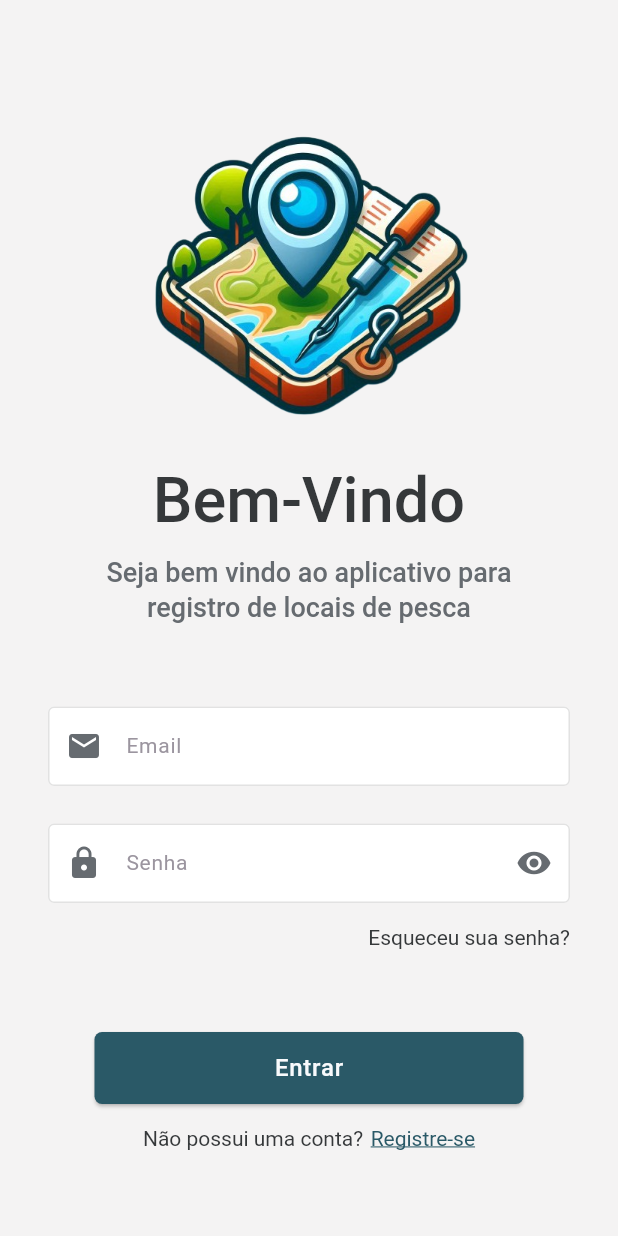
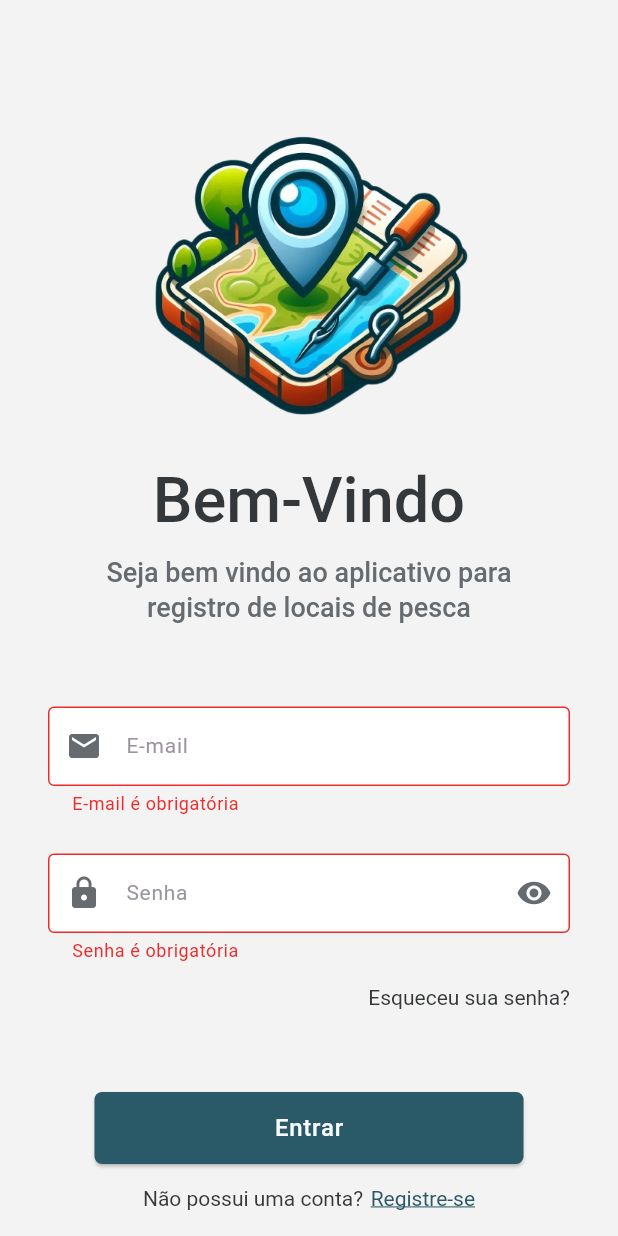
Before and after one commit to gbramoura/fishspot_app, a Flutter app: the screen it shows after launch, after a tap on "Entrar", on a phone screen of 412 x 824 dp. Run offline on Flutter 3.47's test engine with Material 3 defaults, Android fonts, the phone set to English and light mode, and no system bars.

Commit message:
Include http request and dialog confirmation in login page.

```diff
--- a/lib/constants/route_constants.dart
+++ b/lib/constants/route_constants.dart
@@ -2,4 +2,5 @@ class RouteConstants {
   static String login = '/login';
   static String register = '/register';
   static String recoverPassword = '/recover-password';
+  static String dashboard = '/dashboard';
 }
--- a/lib/main.dart
+++ b/lib/main.dart
@@ -1,4 +1,5 @@
 import 'package:fishspot_app/constants/route_constants.dart';
+import 'package:fishspot_app/pages/dashboard_page.dart';
 import 'package:fishspot_app/pages/login_page.dart';
 import 'package:fishspot_app/pages/password/recover_password_page.dart';
 import 'package:fishspot_app/pages/register_page.dart';
@@ -25,6 +26,7 @@ class MyApp extends StatelessWidget {
         RouteConstants.login: (context) => const LoginPage(),
         RouteConstants.register: (context) => const RegisterPage(),
         RouteConstants.recoverPassword: (context) => RecoverPasswordPage(),
+        RouteConstants.dashboard: (context) => DashboardPage(),
       },
     );
   }
--- a/lib/pages/login_page.dart
+++ b/lib/pages/login_page.dart
@@ -1,6 +1,10 @@
+import 'package:fishspot_app/components/custom_alert_dialog.dart';
 import 'package:fishspot_app/components/custom_button.dart';
 import 'package:fishspot_app/components/custom_text_form_field.dart';
 import 'package:fishspot_app/constants/route_constants.dart';
+import 'package:fishspot_app/enums/custom_dialog_alert_type.dart';
+import 'package:fishspot_app/exceptions/http_response_exception.dart';
+import 'package:fishspot_app/services/api_service.dart';
 import 'package:flutter/material.dart';
 
 class LoginPage extends StatefulWidget {
@@ -11,14 +15,16 @@ class LoginPage extends StatefulWidget {
 }
 
 class _LoginPageState extends State<LoginPage> {
-  final usernameController = TextEditingController();
+  final apiService = ApiService();
+
+  final emailController = TextEditingController();
   final passwordController = TextEditingController();
   final formGlobalKey = GlobalKey<FormState>();
 
   bool passwordObscureText = true;
   bool loadingHttpRequest = false;
 
-  void handleLogin() {
+  void handleLogin() async {
     if (!formGlobalKey.currentState!.validate()) {
       return;
     }
@@ -26,6 +32,24 @@ class _LoginPageState extends State<LoginPage> {
     setState(() {
       loadingHttpRequest = true;
     });
+
+    try {
+      dynamic response = await apiService.login({
+        'email': emailController.text,
+        'password': passwordController.text,
+      });
+
+      // Fazer a autenticação do usuario e navegar para home
+      Navigator.pushNamed(context, RouteConstants.dashboard);
+    } on HttpResponseException catch (e) {
+      renderDialog(e.data.code, e.data.message);
+    } catch (e) {
+      renderDialog(500, null);
+    } finally {
+      setState(() {
+        loadingHttpRequest = false;
+      });
+    }
   }
 
   void handlePressedPasswordObscureText() {
@@ -34,11 +58,51 @@ class _LoginPageState extends State<LoginPage> {
     });
   }
 
-  Widget renderVisibleIcon(bool isVisible) {
-    return Icon(
-      isVisible ? Icons.visibility : Icons.visibility_off,
-      color: Theme.of(context).iconTheme.color,
+  void renderDialog(int code, String? message) {
+    String errorMessage =
+        'Não foi possivel registrar o usuário devido a um erro desconhecido';
+    String errorTitle = 'Erro ao Realizar Registro';
+    String errorButtonLabel = 'Tentar Novamente';
+
+    String warnTitle = 'Registro não Realizado';
+    String warnMessage = message ?? '';
+
+    showDialog(
+      context: context,
+      builder: (BuildContext context) {
+        return CustomAlertDialog(
+          type: code == 400
+              ? CustomDialogAlertType.warn
+              : CustomDialogAlertType.error,
+          title: code == 400 ? warnTitle : errorTitle,
+          message: code == 400 ? warnMessage : errorMessage,
+          button: CustomButton(
+            label: code == 400 ? 'Ok' : errorButtonLabel,
+            fixedSize: Size(double.infinity, 48),
+            onPressed: () {
+              Navigator.pop(context);
+            },
+          ),
         );
+      },
+    );
+  }
+
+  String? handleEmailValidator(String? value) {
+    if (value == null || value.isEmpty) {
+      return 'E-mail é obrigatória';
+    }
+    return null;
+  }
+
+  String? handlePasswordValidator(String? value) {
+    if (value == null || value.isEmpty) {
+      return 'Senha é obrigatória';
+    }
+    if (value.length < 8) {
+      return 'A senha deve ter mais que 8 caracteres';
+    }
+    return null;
   }
 
   @override
@@ -75,12 +139,17 @@ class _LoginPageState extends State<LoginPage> {
                   style: Theme.of(context).textTheme.headlineMedium,
                 ),
               ),
+              Form(
+                key: formGlobalKey,
+                child: Column(
+                  children: [
                     Column(
                       children: [
                         SizedBox(height: 10),
                         CustomTextFormField(
-                    controller: usernameController,
-                    hintText: 'Email',
+                          controller: emailController,
+                          validator: handleEmailValidator,
+                          hintText: 'E-mail',
                           icon: Icon(
                             Icons.email,
                             color: Theme.of(context).iconTheme.color,
@@ -90,6 +159,7 @@ class _LoginPageState extends State<LoginPage> {
                         CustomTextFormField(
                           controller: passwordController,
                           hintText: 'Senha',
+                          validator: handlePasswordValidator,
                           obscureText: passwordObscureText,
                           icon: Icon(
                             Icons.lock,
@@ -118,7 +188,8 @@ class _LoginPageState extends State<LoginPage> {
                               child: RichText(
                                 text: TextSpan(
                                   text: 'Esqueceu sua senha?',
-                            style: Theme.of(context).textTheme.displayMedium,
+                                  style:
+                                      Theme.of(context).textTheme.displayMedium,
                                 ),
                               ),
                             ),
@@ -128,9 +199,13 @@ class _LoginPageState extends State<LoginPage> {
                     ),
                     SizedBox(height: 55),
                     CustomButton(
-                onPressed: () {},
+                      loading: loadingHttpRequest,
+                      onPressed: handleLogin,
                       fixedSize: Size(286, 48),
                       label: 'Entrar',
+                    ),
+                  ],
+                ),
               ),
               SizedBox(height: 15),
               Row(
@@ -178,4 +253,11 @@ class _LoginPageState extends State<LoginPage> {
       ),
     );
   }
+
+  Widget renderVisibleIcon(bool isVisible) {
+    return Icon(
+      isVisible ? Icons.visibility : Icons.visibility_off,
+      color: Theme.of(context).iconTheme.color,
+    );
   }
+}
--- a/lib/services/api_service.dart
+++ b/lib/services/api_service.dart
@@ -8,6 +8,6 @@ class ApiService {
   }
 
   Future<dynamic> login(Map<String, dynamic> payload) async {
-    return await httpService.post('auth/register', body: payload);
+    return await httpService.post('auth/login', body: payload);
   }
 }
```
Also changed, not shown: lib/pages/dashboard_page.dart (added, +19 -0 lines). Lines whose indentation alone changed are shown as unchanged.
